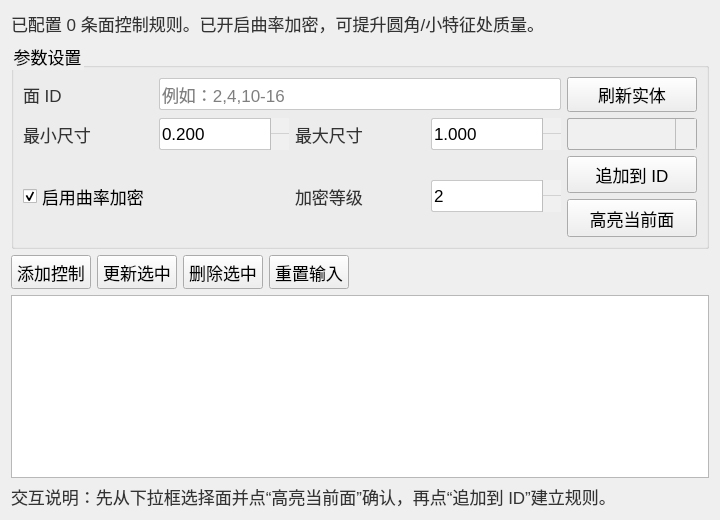
asd977/base_cae, file plugins/Base_Mesh/MeshFaceControlWidget.ui: the form before one commit.
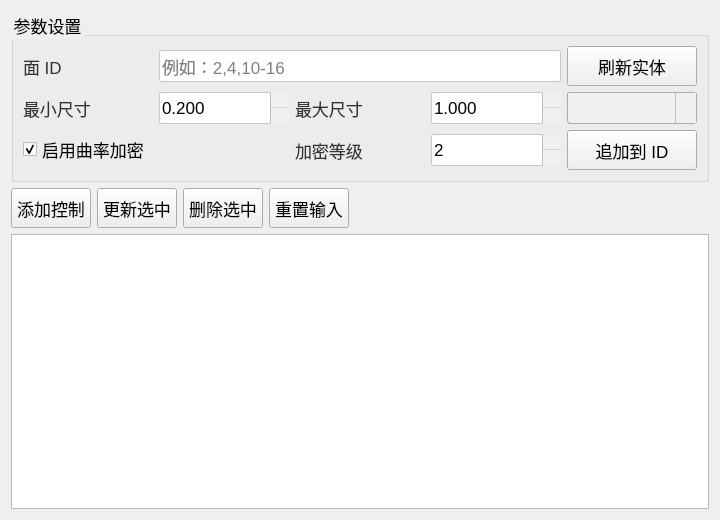
The form after the commit. Icons and pictures are not drawn. Custom widgets are drawn as their Qt base class.

Commit message: Mesh control UI: remove summary/hint and enable hover highlight via CustomComboBox

Patch:
```diff
--- a/plugins/Base_Mesh/MeshFaceControlWidget.ui
+++ b/plugins/Base_Mesh/MeshFaceControlWidget.ui
@@ -112,16 +112,6 @@
 </string>
   </property>
   <layout class="QVBoxLayout" name="verticalLayout">
-   <item>
-    <widget class="QLabel" name="labelSummary">
-     <property name="text">
-      <string>已配置 0 条面控制规则。已开启曲率加密，可提升圆角/小特征处质量。</string>
-     </property>
-     <property name="wordWrap">
-      <bool>true</bool>
-     </property>
-    </widget>
-   </item>
    <item>
     <widget class="QGroupBox" name="groupBoxInput">
      <property name="title">
@@ -161,13 +151,6 @@
           </property>
          </widget>
         </item>
-        <item>
-         <widget class="QPushButton" name="btnHighlightEntity">
-          <property name="text">
-           <string>高亮当前面</string>
-          </property>
-         </widget>
-        </item>
        </layout>
       </item>
       <item row="1" column="0">
@@ -297,18 +280,15 @@
    <item>
     <widget class="QTableWidget" name="tableControls"/>
    </item>
-   <item>
-    <widget class="QLabel" name="labelHint">
-     <property name="text">
-      <string>交互说明：先从下拉框选择面并点“高亮当前面”确认，再点“追加到 ID”建立规则。</string>
-     </property>
-     <property name="wordWrap">
-      <bool>true</bool>
-     </property>
-    </widget>
-   </item>
   </layout>
  </widget>
+ <customwidgets>
+ <customwidget>
+  <class>CustomComboBox</class>
+  <extends>QComboBox</extends>
+  <header>CustomComboBox.h</header>
+ </customwidget>
+</customwidgets>
  <resources/>
  <connections/>
 </ui>
```
Left out of the diff: 2 changed lines with no effect on the pictures. The commit also changes 8 other files.
